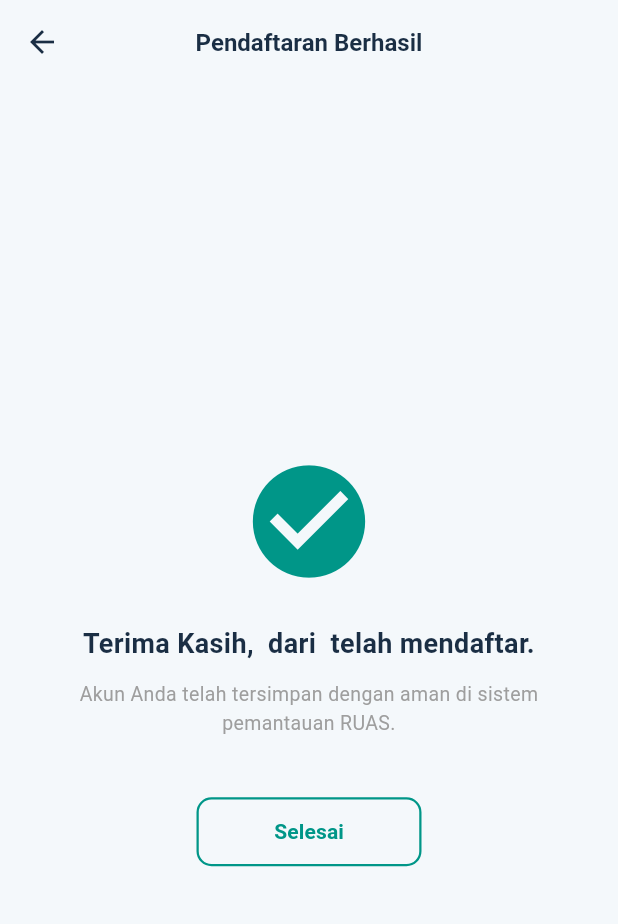
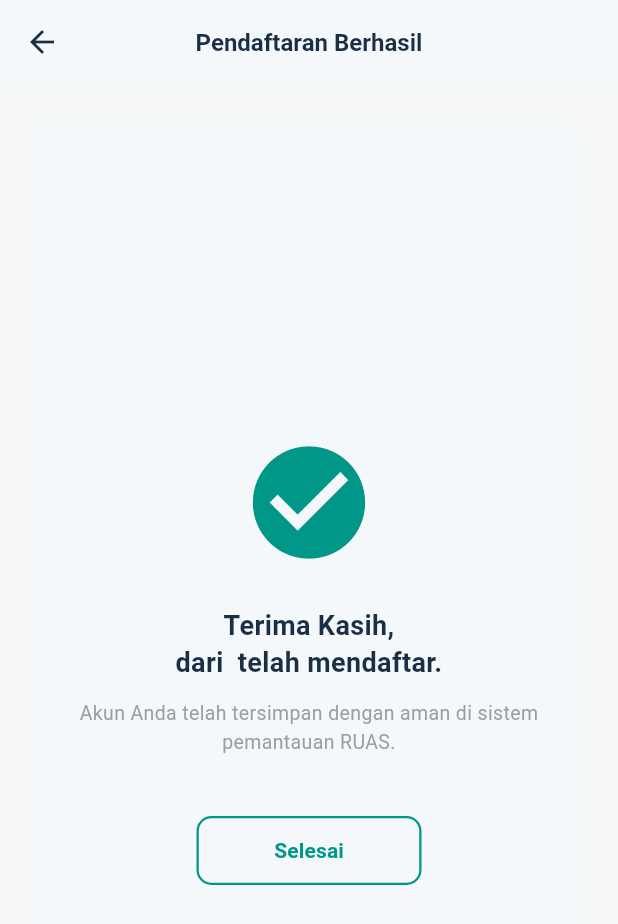
Before and after one commit to alyssawulans/latihan_flutterd7, a Flutter app: the HalamanKonfirmasi screen opened directly with empty values, on a phone screen of 412 x 824 dp. Shown: the top 924 px of the screen. Run offline on Flutter 3.47's test engine with Material 3 defaults, Android fonts, the phone set to English and light mode, and no system bars.

Commit message:
Tugas 10

```diff
--- a/lib/day_13/register_screen.dart
+++ b/lib/day_13/register_screen.dart
@@ -1,5 +1,6 @@
 import 'package:flutter/gestures.dart';
 import 'package:flutter/material.dart';
+import 'package:latihan_flutterd7/button_navi.dart';
 import 'package:latihan_flutterd7/day_13/tugas6flutter.dart';
 import 'package:latihan_flutterd7/extension/navigator.dart';
 
@@ -49,9 +50,7 @@ class _RegisterScreenState extends State<RegisterScreen> {
             TextButton(
               onPressed: () {
                 Navigator.of(context).pop();
-                context.pushAndRemoveAll(
-                  Tugas6flutter1(),
-                ); // Menutup dialog pop-up
+                context.pushAndRemoveAll(Bottomnavi()); // Menutup dialog pop-up
                 // Kamu bisa tambahkan navigasi pindah ke halaman utama/dashboard di sini jika ada
               },
               child: const Text(
--- a/lib/day_17/halaman_konfirmasi.dart
+++ b/lib/day_17/halaman_konfirmasi.dart
@@ -1,4 +1,6 @@
 import 'package:flutter/material.dart';
+import 'package:latihan_flutterd7/button_navi.dart';
+import 'package:latihan_flutterd7/extension/navigator.dart';
 
 class HalamanKonfirmasi extends StatelessWidget {
   final String namaLengkap;
@@ -14,7 +16,7 @@ class HalamanKonfirmasi extends StatelessWidget {
   Widget build(BuildContext context) {
     const Color primaryColor = Color(0xFF1A2E44);
     return Scaffold(
-      backgroundColor: Color(0xFFF4F8FB),
+      backgroundColor: Color(0xFFF5F8F7),
       appBar: AppBar(
         backgroundColor: Color(0xFFF4F8FB),
         elevation: 0,
@@ -35,6 +37,12 @@ class HalamanKonfirmasi extends StatelessWidget {
       body: Center(
         child: Padding(
           padding: EdgeInsets.all(24),
+          child: Container(
+            padding: const EdgeInsets.all(10),
+            decoration: BoxDecoration(
+              color: Color(0xFFF4F8FB),
+              borderRadius: BorderRadius.circular(8),
+            ),
             child: Column(
               mainAxisAlignment: MainAxisAlignment.center,
               children: [
@@ -42,7 +50,7 @@ class HalamanKonfirmasi extends StatelessWidget {
                 SizedBox(height: 24),
 
                 Text(
-                "Terima Kasih, $namaLengkap dari $alamat telah mendaftar.",
+                  "Terima Kasih, $namaLengkap \ndari $alamat telah mendaftar.",
                   textAlign: TextAlign.center,
                   style: TextStyle(
                     fontSize: 18,
@@ -73,6 +81,8 @@ class HalamanKonfirmasi extends StatelessWidget {
                     ),
                     onPressed: () {
                       Navigator.of(context).pop();
+
+                      context.pushAndRemoveAll(Bottomnavi());
                     },
                     child: Text(
                       "Selesai",
@@ -87,6 +97,7 @@ class HalamanKonfirmasi extends StatelessWidget {
             ),
           ),
         ),
+      ),
     );
   }
 }
--- a/lib/day_17/tugas10flutter.dart
+++ b/lib/day_17/tugas10flutter.dart
@@ -106,7 +106,7 @@ class _Tugas10flutterState extends State<Tugas10flutter> {
               child: Text(
                 "Lanjut",
                 style: TextStyle(
-                  color: Colors.white,
+                  color: Color(0xFF1A2E44),
                   fontWeight: FontWeight.bold,
                 ),
               ),
```
Lines whose indentation alone changed are shown as unchanged.
